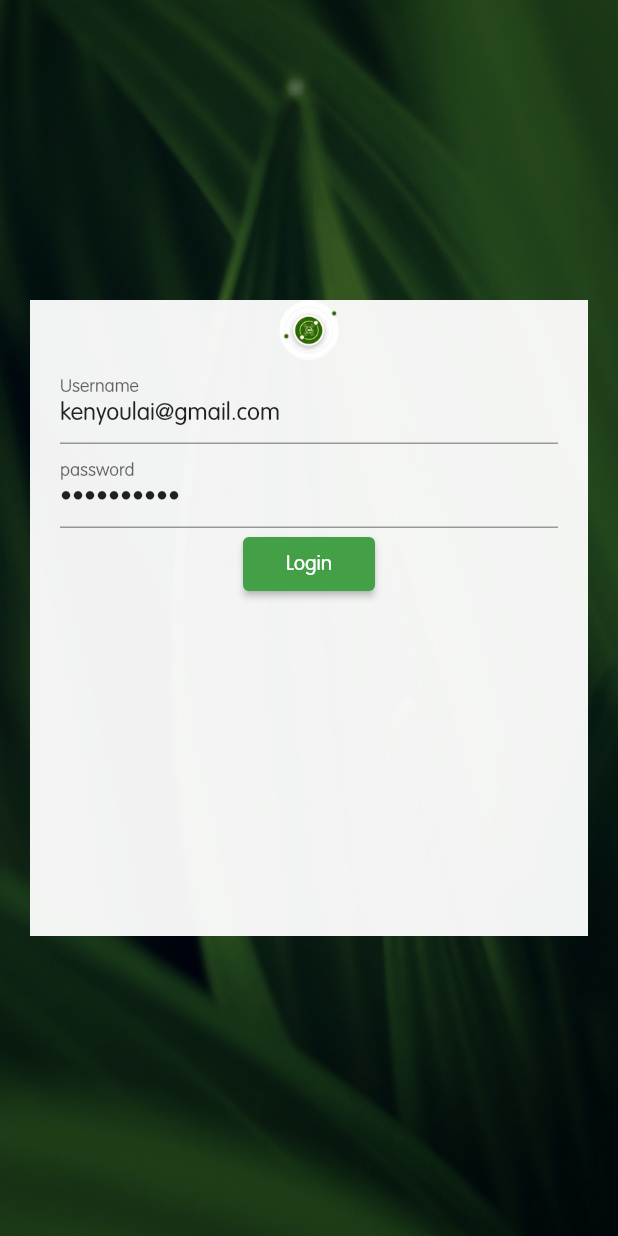
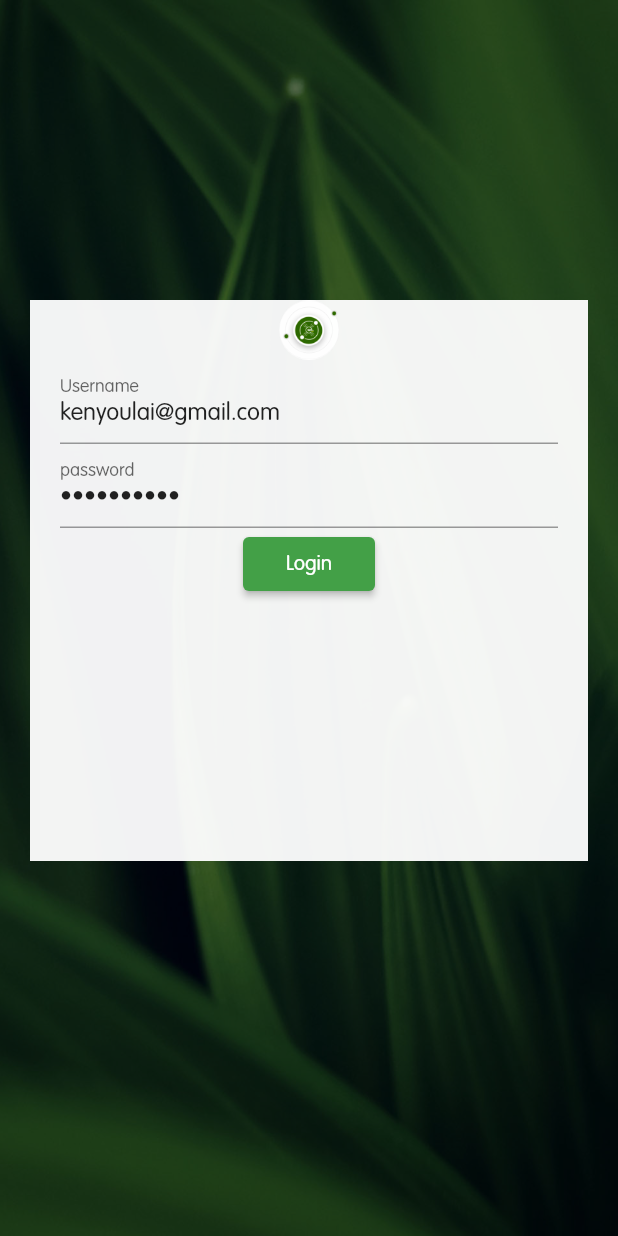
Before and after one commit to kennest/wefly_flutter, a Flutter app: the screen it shows after launch, on a phone screen of 412 x 824 dp. Run offline on Flutter 3.47's test engine with Material 2 defaults, Android fonts, the phone set to English and light mode, and no system bars; our stand-ins replace image_picker, location, percent_indicator, permission_handler, shared_preferences, sqflite and 1 more; accounts and stored records are empty.

Commit message:
05/06/2019

```diff
--- a/lib/pages/home_page.dart
+++ b/lib/pages/home_page.dart
@@ -39,7 +39,7 @@ class _HomePageState extends State<HomePage> with TickerProviderStateMixin {
 
   @override
   Widget build(BuildContext context) {
-    return  Consumer<UserRepository>(
+    return Provider<UserRepository>.value(value: userRepository,child: Consumer<UserRepository>(
       builder: (context, user, child) {
         return Scaffold(
           appBar: AppBar(
@@ -155,7 +155,8 @@ class _HomePageState extends State<HomePage> with TickerProviderStateMixin {
           ),
         );
       },
-      );
+    ));
+
   }
 
   //Print last activity details
--- a/lib/pages/login_page.dart
+++ b/lib/pages/login_page.dart
@@ -69,7 +69,7 @@ class _LoginPageState extends State<LoginPage> {
                           Colors.black.withOpacity(0.5), BlendMode.srcATop),
                       fit: BoxFit.cover)),
               child: Container(
-                margin: EdgeInsets.fromLTRB(20.0, 200.0, 20.0, 200.0),
+                margin: EdgeInsets.fromLTRB(20.0, 200.0, 20.0, 250.0),
                 padding: EdgeInsets.fromLTRB(20.0, 0.0, 20.0, 0.0),
                 color: Colors.white.withOpacity(0.95),
                 child: Column(
--- a/pubspec.yaml
+++ b/pubspec.yaml
@@ -43,6 +43,7 @@ dependencies:
   synchronized: ^2.1.0+1
   sms: ^0.2.4
   intl: ^0.15.8
+  flutter_datetime_picker: ^1.2.4
 
   # The following adds the Cupertino Icons font to your application.
   # Use with the CupertinoIcons class for iOS style icons.
```
Also changed, not shown: pubspec.lock. Lines whose indentation alone changed are shown as unchanged.
